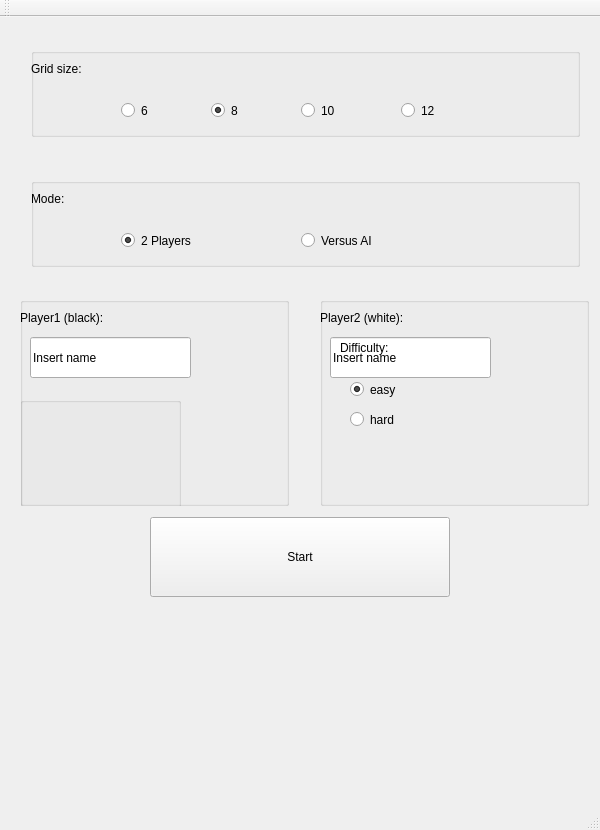
Qt form gui/mainwindow.ui (mcyprian/ICP_Othello) before a commit.
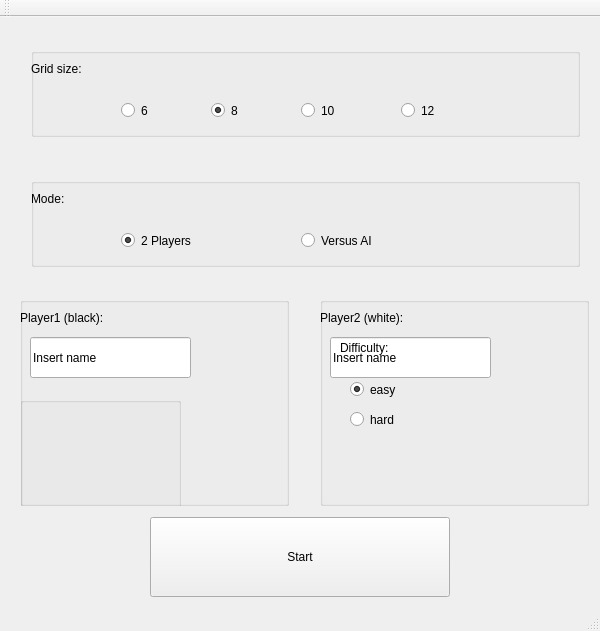
The same form after that commit.

Commit message: Add setting dialog window according to new game data - Add temporary prototype struct game_data - Use camel case method names

```diff
--- a/gui/mainwindow.ui
+++ b/gui/mainwindow.ui
@@ -7,7 +7,7 @@
     <x>0</x>
     <y>0</y>
     <width>600</width>
-    <height>830</height>
+    <height>631</height>
    </rect>
   </property>
   <property name="windowTitle">
```
The commit also changes 7 other files.
